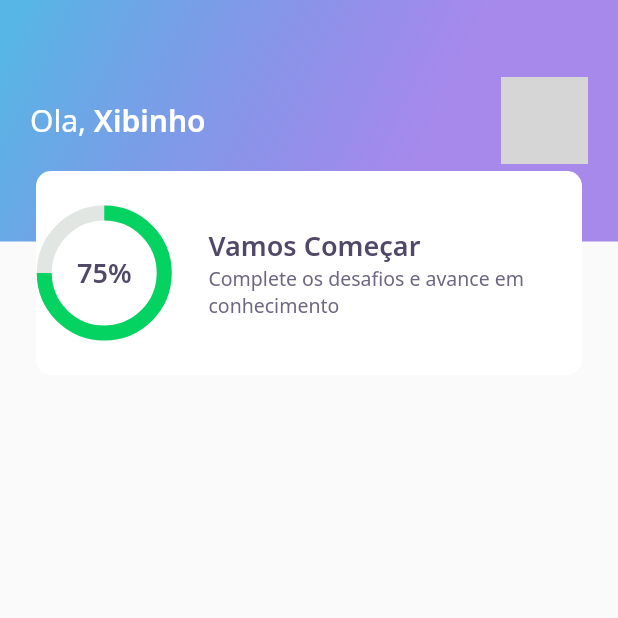
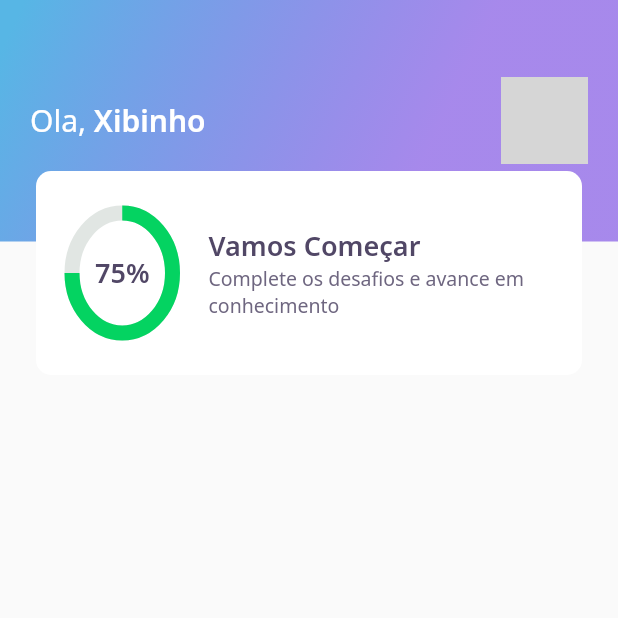
Before and after one commit to KevenAndrade/FlutterQuiz, a Flutter app: the screen it shows after launch, on a phone screen of 412 x 824 dp, the top half of it. Run offline on Flutter 3.47's test engine with Material 2 defaults, Android fonts, the light colour scheme and no system bars; our stand-ins replace google_fonts; network calls fail; grey boxes are pictures that could not be loaded.

Commit message:
chart padding fix

```diff
--- a/lib/home/widgets/score_card.dart
+++ b/lib/home/widgets/score_card.dart
@@ -16,7 +16,10 @@ class ScoreCard extends StatelessWidget {
           child: Row(
             crossAxisAlignment: CrossAxisAlignment.center,
             children: [
-              Expanded(flex: 1, child: Chart()),
+              Expanded(flex: 1, child: Padding(
+                padding: const EdgeInsets.only(left: 24),
+                child: Chart(),
+              )),
               Expanded(
                 flex: 3,
                 child: Padding(
```
